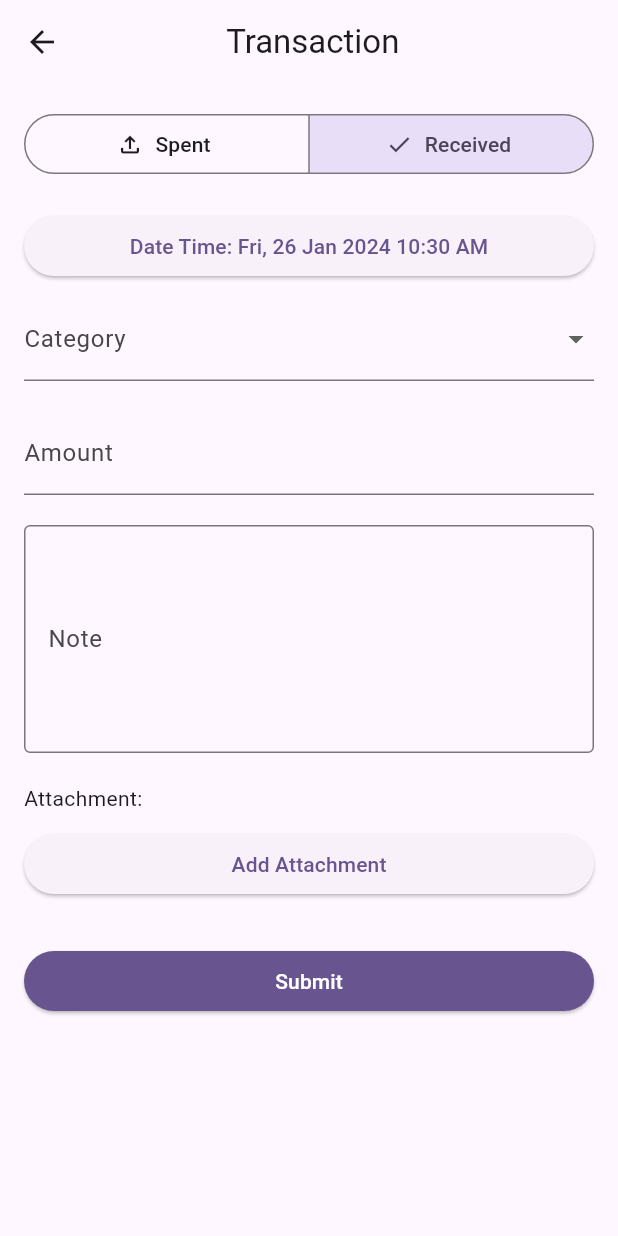
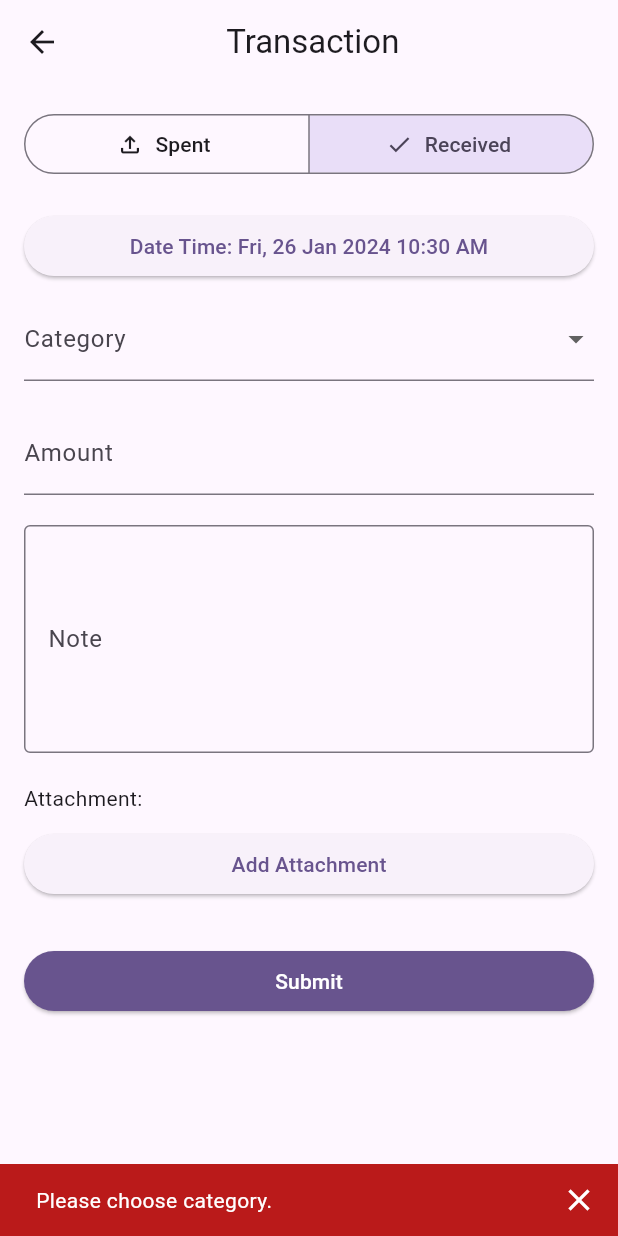
Before and after one commit to mussyahmi/my_finance_mate, a Flutter app: the TransactionFormPage screen opened directly with empty values, after a tap on "Received", after a tap on "Submit", on a phone screen of 412 x 824 dp. Run offline on Flutter 3.47's test engine with Material 3 defaults, Android fonts, the phone set to English and light mode, and no system bars; our stand-ins replace adaptive_theme, cloud_firestore, device_info_plus, file_picker, firebase_auth, firebase_core and 8 more; accounts and stored records are empty.

Commit message:
Add validation for transaction form

```diff
--- a/lib/pages/transaction_form_page.dart
+++ b/lib/pages/transaction_form_page.dart
@@ -410,76 +410,128 @@ class TransactionFormPageState extends State<TransactionFormPage> {
   Future<void> _updateTransactionToFirebase() async {
     //* Get the values from the form
     String type = selectedType;
-    String categoryId = selectedCategoryId!;
+    String? categoryId = selectedCategoryId;
     String amount = transactionAmountController.text;
     String note = transactionNoteController.text.replaceAll('\n', '\\n');
     DateTime dateTime = selectedDateTime;
 
-    //* Validate the form data (add your own validation logic here)
+    //* Validate the form data
+    final message = _validate(categoryId, amount);
 
-    //* Get current timestamp
-    final now = DateTime.now();
+    if (message.isNotEmpty) {
+      final snackBar = SnackBar(
+        content: Text(
+          message,
+          style: TextStyle(color: Theme.of(context).colorScheme.onError),
+        ),
+        backgroundColor: Theme.of(context).colorScheme.error,
+        showCloseIcon: true,
+        closeIconColor: Theme.of(context).colorScheme.onError,
+      );
 
-    //* Get the current user
-    final user = FirebaseAuth.instance.currentUser;
-    if (user == null) {
-      //todo: Handle the case where the user is not authenticated
+      ScaffoldMessenger.of(context).showSnackBar(snackBar);
+
       return;
     }
+    return;
 
-    try {
-      //* Reference to the Firestore document to add the transaction
-      final userRef =
-          FirebaseFirestore.instance.collection('users').doc(user.uid);
-      final transactionsRef = userRef.collection('transactions');
+    // //* Get current timestamp
+    // final now = DateTime.now();
 
-      List downloadURLs = await _uploadAndDeleteFilesToFirebase(user);
+    // //* Get the current user
+    // final user = FirebaseAuth.instance.currentUser;
+    // if (user == null) {
+    //   //todo: Handle the case where the user is not authenticated
+    //   return;
+    // }
 
-      if (widget.action == 'Add') {
-        //* Create a new transaction document
-        await transactionsRef.add({
-          'cycle_id': widget.cycleId,
-          'date_time': dateTime,
-          'type': type,
-          'category_id': categoryId,
-          'category_name': categories
-              .firstWhere((category) => category.id == categoryId)
-              .name,
-          'amount': double.parse(amount).toStringAsFixed(2),
-          'note': note,
-          'created_at': now,
-          'updated_at': now,
-          'deleted_at': null,
-          'version_json': null,
-          'files': downloadURLs,
-        });
-      } else if (widget.action == 'Edit') {
-        await transactionsRef.doc(widget.transaction!.id).update({
-          'date_time': dateTime,
-          'type': type,
-          'category_id': categoryId,
-          'category_name': categories
-              .firstWhere((category) => category.id == categoryId)
-              .name,
-          'amount': double.parse(amount).toStringAsFixed(2),
-          'note': note,
-          'updated_at': now,
-          'files': downloadURLs,
-        });
-      }
+    // try {
+    //   //* Reference to the Firestore document to add the transaction
+    //   final userRef =
+    //       FirebaseFirestore.instance.collection('users').doc(user.uid);
+    //   final transactionsRef = userRef.collection('transactions');
 
-      final cyclesRef = userRef.collection('cycles').doc(widget.cycleId);
+    //   List downloadURLs = await _uploadAndDeleteFilesToFirebase(user);
 
-      await _updateCycleToFirebase(cyclesRef, type, amount, now);
+    //   if (widget.action == 'Add') {
+    //     //* Create a new transaction document
+    //     await transactionsRef.add({
+    //       'cycle_id': widget.cycleId,
+    //       'date_time': dateTime,
+    //       'type': type,
+    //       'category_id': categoryId,
+    //       'category_name': categories
+    //           .firstWhere((category) => category.id == categoryId)
+    //           .name,
+    //       'amount': double.parse(amount).toStringAsFixed(2),
+    //       'note': note,
+    //       'created_at': now,
+    //       'updated_at': now,
+    //       'deleted_at': null,
+    //       'version_json': null,
+    //       'files': downloadURLs,
+    //     });
+    //   } else if (widget.action == 'Edit') {
+    //     await transactionsRef.doc(widget.transaction!.id).update({
+    //       'date_time': dateTime,
+    //       'type': type,
+    //       'category_id': categoryId,
+    //       'category_name': categories
+    //           .firstWhere((category) => category.id == categoryId)
+    //           .name,
+    //       'amount': double.parse(amount).toStringAsFixed(2),
+    //       'note': note,
+    //       'updated_at': now,
+    //       'files': downloadURLs,
+    //     });
+    //   }
 
-      await _updateCategoryToFirebase(cyclesRef, categoryId, amount, now);
+    //   final cyclesRef = userRef.collection('cycles').doc(widget.cycleId);
 
-      Navigator.of(context).pop(true);
-    } catch (e) {
-      //* Handle any errors that occur during the Firestore operation
-      print('Error saving transaction: $e');
-      //* You can show an error message to the user if needed
+    //   await _updateCycleToFirebase(cyclesRef, type, amount, now);
+
+    //   await _updateCategoryToFirebase(cyclesRef, categoryId, amount, now);
+
+    //   Navigator.of(context).pop(true);
+    // } catch (e) {
+    //   //* Handle any errors that occur during the Firestore operation
+    //   print('Error saving transaction: $e');
+    //   //* You can show an error message to the user if needed
+    // }
+  }
+
+  String _validate(String? categoryId, String amount) {
+    if (categoryId == null || categoryId.isEmpty) {
+      return 'Please choose category.';
     }
+
+    if (amount.isEmpty) {
+      return 'Please enter transaction\'s amount.';
+    }
+
+    //* Remove any commas from the string
+    String cleanedValue = amount.replaceAll(',', '');
+
+    //* Check if the cleaned value is a valid double
+    if (double.tryParse(cleanedValue) == null) {
+      return 'Please enter a valid number.';
+    }
+
+    //* Check if the value is a positive number
+    if (double.parse(cleanedValue) <= 0) {
+      return 'Please enter a positive value.';
+    }
+
+    //* Custom currency validation (you can modify this based on your requirements)
+    //* Here, we are checking if the value has up to 2 decimal places
+    List<String> splitValue = cleanedValue.split('.');
+    if (splitValue.length > 1 && splitValue[1].length > 2) {
+      return 'Please enter a valid currency value with up to 2 decimal places';
+    }
+
+    transactionAmountController.text = cleanedValue;
+
+    return '';
   }
 
   Future<List> _uploadAndDeleteFilesToFirebase(User user) async {
--- a/lib/widgets/category_dialog.dart
+++ b/lib/widgets/category_dialog.dart
@@ -136,6 +136,8 @@ class CategoryDialogState extends State<CategoryDialog> {
                         TextStyle(color: Theme.of(context).colorScheme.onError),
                   ),
                   backgroundColor: Theme.of(context).colorScheme.error,
+                  showCloseIcon: true,
+                  closeIconColor: Theme.of(context).colorScheme.onError,
                 );
 
                 ScaffoldMessenger.of(context).showSnackBar(snackBar);
--- a/lib/widgets/wishlist_dialog.dart
+++ b/lib/widgets/wishlist_dialog.dart
@@ -82,6 +82,8 @@ class WishlistDialogState extends State<WishlistDialog> {
                         TextStyle(color: Theme.of(context).colorScheme.onError),
                   ),
                   backgroundColor: Theme.of(context).colorScheme.error,
+                  showCloseIcon: true,
+                  closeIconColor: Theme.of(context).colorScheme.onError,
                 );
 
                 ScaffoldMessenger.of(context).showSnackBar(snackBar);
```
